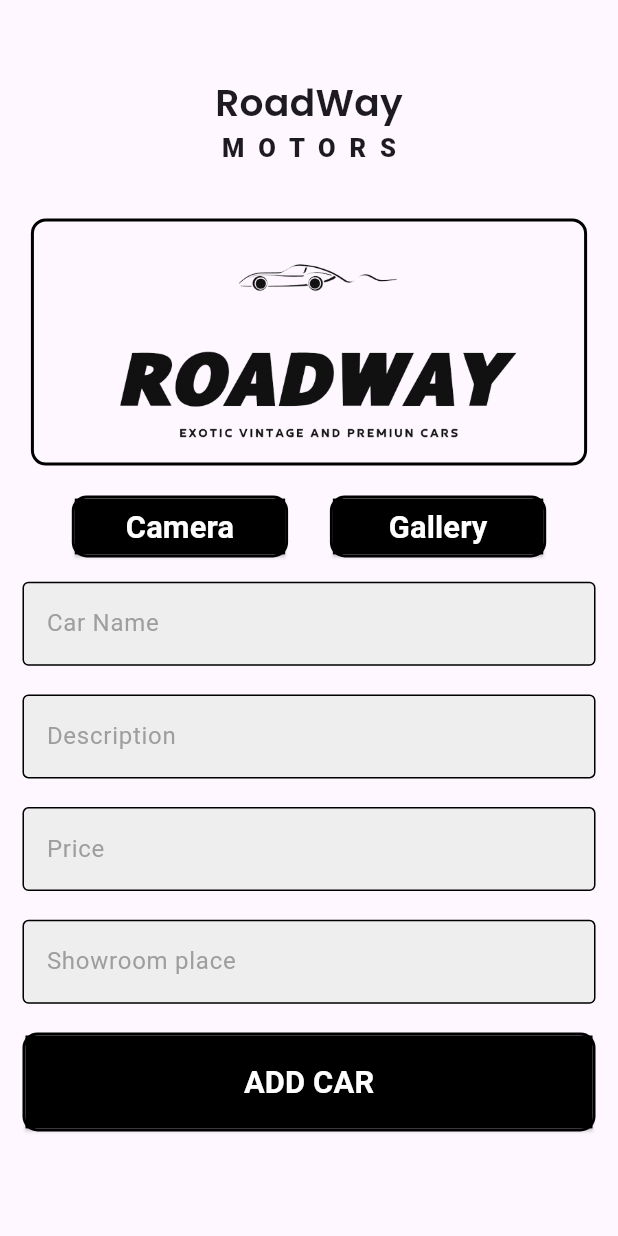
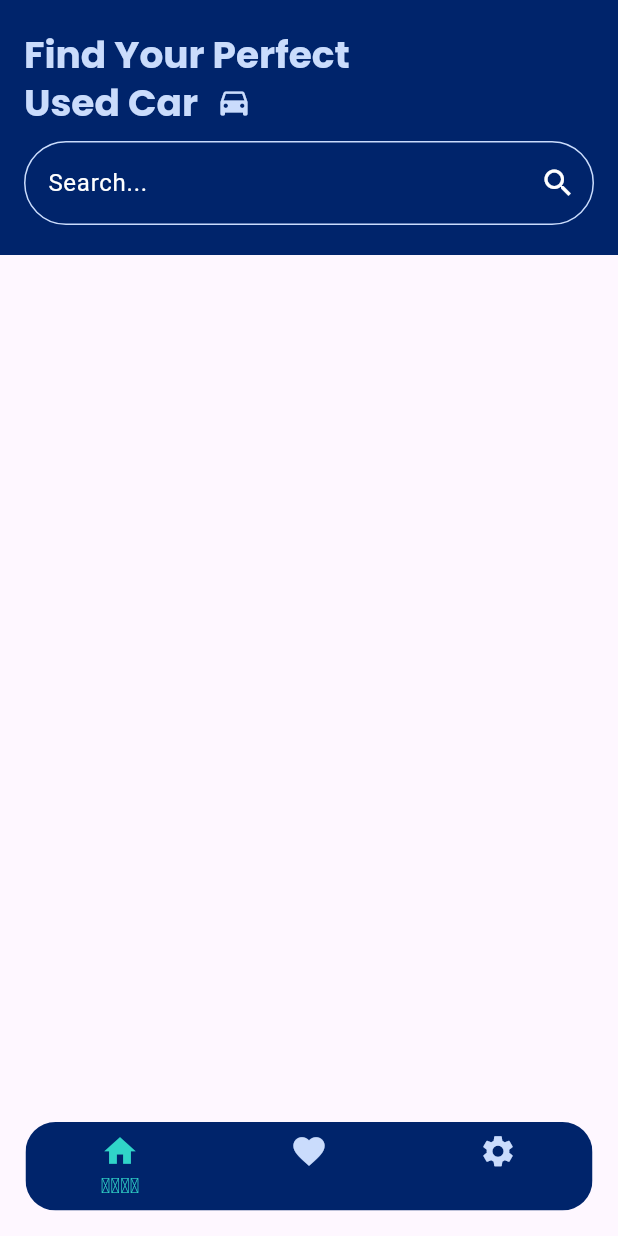
Before and after one commit to farhan-kt/RoadWay_firebase, a Flutter app: the screen it shows after launch, on a phone screen of 412 x 824 dp. Run offline on Flutter 3.47's test engine with Material 3 defaults, Android fonts, the phone set to English and light mode, and no system bars; our stand-ins replace google_fonts; Roboto replaces fonts that are missing (Abel).

Commit message:
home page updated

```diff
--- /dev/null
+++ b/lib/controller/bottombar_provider.dart
@@ -0,0 +1,10 @@
+import 'package:flutter/material.dart';
+
+class BottomProvider extends ChangeNotifier {
+  int currentIndex = 0;
+
+  void onTap(int index) {
+    currentIndex = index;
+    notifyListeners();
+  }
+}
--- a/lib/main.dart
+++ b/lib/main.dart
@@ -1,7 +1,10 @@
+import 'package:car_sale_firebase/controller/bottombar_provider.dart';
 import 'package:car_sale_firebase/view/admin_data.dart';
 import 'package:car_sale_firebase/view/admin_login.dart';
 import 'package:car_sale_firebase/view/welcome_screen.dart';
+import 'package:car_sale_firebase/widget/bottom_screen.dart';
 import 'package:flutter/material.dart';
+import 'package:provider/provider.dart';
 
 void main() {
   runApp(const MyApp());
@@ -12,10 +15,15 @@ class MyApp extends StatelessWidget {
 
   @override
   Widget build(BuildContext context) {
-    return MaterialApp(
-      debugShowCheckedModeBanner: false,
-      // home: WelcomeScreen(),
-      home: AdminAddDataScreen(),
+    return MultiProvider(
+      providers: [
+        ChangeNotifierProvider(create: (context) => BottomProvider())
+      ],
+      child: MaterialApp(
+        debugShowCheckedModeBanner: false,
+        // home: WelcomeScreen(),
+        home: BottomScreen(),
+      ),
     );
   }
 }
--- /dev/null
+++ b/lib/view/home.dart
@@ -0,0 +1,52 @@
+import 'package:car_sale_firebase/widget/home_widgets.dart';
+import 'package:car_sale_firebase/widget/textstyle_widget.dart';
+import 'package:flutter/material.dart';
+
+class HomeScreen extends StatelessWidget {
+  const HomeScreen({Key? key}) : super(key: key);
+
+  @override
+  Widget build(BuildContext context) {
+    Size size = MediaQuery.of(context).size;
+    return Scaffold(
+      appBar: AppBar(
+        backgroundColor: Color(0xFF00246B),
+        toolbarHeight: 170,
+        title: Column(
+          crossAxisAlignment: CrossAxisAlignment.start,
+          children: [
+            textPoppins(
+                name: 'Find Your Perfect',
+                color: Color(0xFFCADCFC),
+                fontsize: 25,
+                fontweight: FontWeight.w700),
+            Row(
+              children: [
+                textPoppins(
+                    name: 'Used Car',
+                    color: Color(0xFFCADCFC),
+                    fontsize: 25,
+                    fontweight: FontWeight.w700),
+                SizedBox(width: 12),
+                Icon(
+                  Icons.directions_car,
+                  color: Color(0xFFCADCFC),
+                )
+              ],
+            ),
+            SizedBox(height: 10),
+            searchTextFormField()
+          ],
+        ),
+      ),
+      body: SingleChildScrollView(
+        scrollDirection: Axis.vertical,
+        child: Column(
+          children: [
+            // Your other content here
+          ],
+        ),
+      ),
+    );
+  }
+}
--- a/lib/view/login_screen.dart
+++ b/lib/view/login_screen.dart
@@ -40,7 +40,7 @@ class LoginScreen extends StatelessWidget {
                       Navigator.push(
                           context,
                           MaterialPageRoute(
-                              builder: (context) => const BottomScreen()));
+                              builder: (context) => BottomScreen()));
                     },
                         borderRadius: BorderRadius.circular(10),
                         border: Border.all(color: Colors.black, width: 3)),
--- /dev/null
+++ b/lib/view/settings.dart
@@ -0,0 +1,20 @@
+import 'package:flutter/material.dart';
+
+class SettingScreen extends StatelessWidget {
+  const SettingScreen({super.key});
+
+  @override
+  Widget build(BuildContext context) {
+    return const Scaffold(
+      body: Padding(
+        padding: EdgeInsets.all(12),
+        child: SingleChildScrollView(
+          scrollDirection: Axis.vertical,
+          child: Column(
+            children: [],
+          ),
+        ),
+      ),
+    );
+  }
+}
--- /dev/null
+++ b/lib/view/wishlist.dart
@@ -0,0 +1,27 @@
+import 'package:car_sale_firebase/widget/textstyle_widget.dart';
+import 'package:flutter/material.dart';
+
+class WishListScreen extends StatelessWidget {
+  const WishListScreen({super.key});
+
+  @override
+  Widget build(BuildContext context) {
+    return Scaffold(
+      body: Padding(
+        padding: EdgeInsets.all(12),
+        child: SingleChildScrollView(
+          scrollDirection: Axis.vertical,
+          child: Column(
+            children: [
+              textPoppins(
+                name: 'wishlist',
+                fontsize: 25,
+                fontweight: FontWeight.w600,
+              ),
+            ],
+          ),
+        ),
+      ),
+    );
+  }
+}
--- a/lib/widget/bottom_screen.dart
+++ b/lib/widget/bottom_screen.dart
@@ -1,10 +1,67 @@
+import 'package:car_sale_firebase/controller/bottombar_provider.dart';
+import 'package:car_sale_firebase/view/home.dart';
+import 'package:car_sale_firebase/view/settings.dart';
+import 'package:car_sale_firebase/view/wishlist.dart';
 import 'package:flutter/material.dart';
+import 'package:provider/provider.dart';
 
 class BottomScreen extends StatelessWidget {
-  const BottomScreen({super.key});
+  BottomScreen({super.key});
+
+  List screens = [
+    const HomeScreen(),
+    const WishListScreen(),
+    const SettingScreen()
+  ];
 
   @override
   Widget build(BuildContext context) {
-    return const Placeholder();
+    return Scaffold(
+      body: Consumer<BottomProvider>(
+          builder: (context, value, child) => screens[value.currentIndex]),
+      bottomNavigationBar: Padding(
+        padding: const EdgeInsets.all(17),
+        child: ClipRRect(
+          borderRadius: BorderRadius.circular(20),
+          child: Consumer<BottomProvider>(
+            builder: (context, value, child) => BottomNavigationBar(
+              unselectedFontSize: 0,
+              type: BottomNavigationBarType.fixed,
+              onTap: value.onTap,
+              backgroundColor: Color(0xFF00246B),
+              currentIndex: value.currentIndex,
+              selectedItemColor: Color(0xFF30D5C8),
+              unselectedItemColor: Color(0xFFCADCFC),
+              showUnselectedLabels: true,
+              unselectedLabelStyle: TextStyle(color: Colors.black54),
+              elevation: 0,
+              items: const [
+                BottomNavigationBarItem(
+                  icon: Icon(
+                    Icons.home,
+                    size: 25,
+                  ),
+                  label: 'ᴴᵒᵐᵉ',
+                ),
+                BottomNavigationBarItem(
+                  icon: Icon(
+                    Icons.favorite_outlined,
+                    size: 25,
+                  ),
+                  label: 'ʷᶦˢʰˡᶦˢᵗ',
+                ),
+                BottomNavigationBarItem(
+                  icon: Icon(
+                    Icons.settings,
+                    size: 25,
+                  ),
+                  label: 'ˢᵉᵗᵗᶦⁿᵍˢ',
+                ),
+              ],
+            ),
+          ),
+        ),
+      ),
+    );
   }
 }
--- /dev/null
+++ b/lib/widget/home_widgets.dart
@@ -0,0 +1,27 @@
+import 'package:flutter/material.dart';
+
+Widget searchTextFormField({onChanged, controller}) {
+  return TextFormField(
+    onChanged: onChanged,
+    controller: controller,
+    decoration: InputDecoration(
+      hintText: 'Search...',
+      hintStyle: const TextStyle(color: Colors.white),
+      enabledBorder: OutlineInputBorder(
+        borderSide: const BorderSide(color: Color(0xFFCADCFC)),
+        borderRadius: BorderRadius.circular(30),
+      ),
+      focusedBorder: OutlineInputBorder(
+        borderSide: const BorderSide(color: Color(0xFFCADCFC)),
+        borderRadius: BorderRadius.circular(30),
+      ),
+      border: OutlineInputBorder(
+        borderRadius: BorderRadius.circular(30),
+      ),
+      suffixIcon: const Icon(
+        Icons.search,
+        color: Colors.white,
+      ),
+    ),
+  );
+}
```
Also changed, not shown: assets/Home container.png (added).
